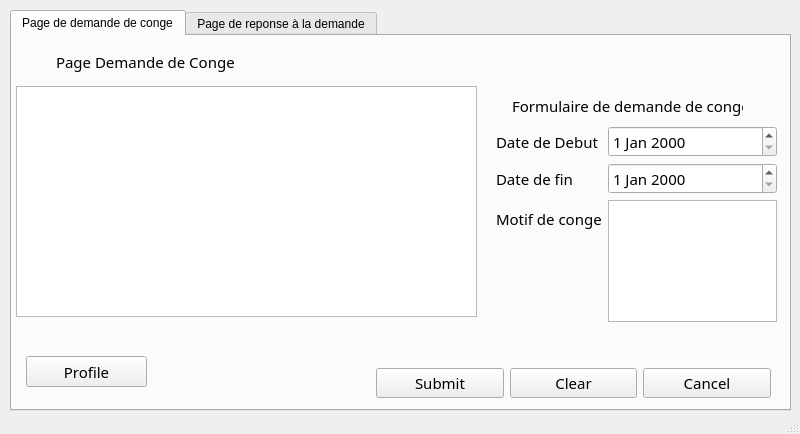
Old version of the form employeui.ui in the repository ElHadjiOumar/GestionConge.
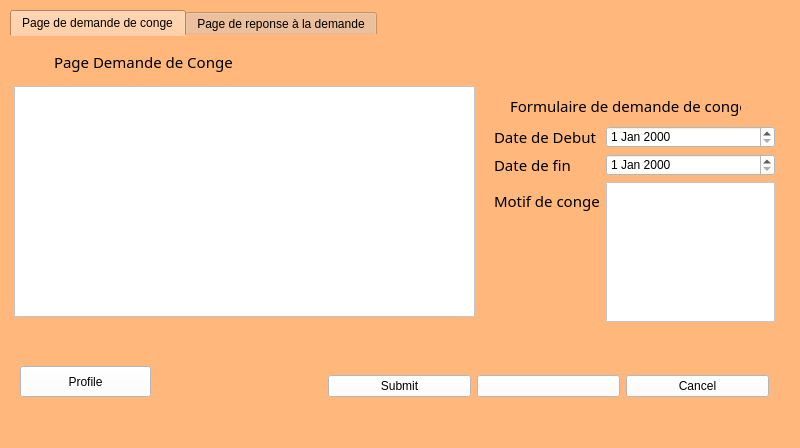
New version of the form. Icons and pictures are not drawn.

Diff of the .ui file:
```diff
--- a/employeui.ui
+++ b/employeui.ui
@@ -7,12 +7,15 @@
     <x>0</x>
     <y>0</y>
     <width>800</width>
-    <height>434</height>
+    <height>448</height>
    </rect>
   </property>
   <property name="windowTitle">
    <string>MainWindow</string>
   </property>
+  <property name="styleSheet">
+   <string notr="true">background-color: rgb(255, 183, 124);</string>
+  </property>
   <widget class="QWidget" name="centralwidget">
    <widget class="QTabWidget" name="tabWidget">
     <property name="geometry">
@@ -23,6 +26,9 @@
       <height>401</height>
      </rect>
     </property>
+    <property name="styleSheet">
+     <string notr="true">border-color: rgb(255, 255, 255);</string>
+    </property>
     <property name="currentIndex">
      <number>0</number>
     </property>
@@ -58,32 +64,72 @@
      <widget class="QWidget" name="gridLayoutWidget">
       <property name="geometry">
        <rect>
-        <x>364</x>
+        <x>318</x>
         <y>320</y>
-        <width>395</width>
-        <height>54</height>
+        <width>441</width>
+        <height>60</height>
        </rect>
       </property>
       <layout class="QGridLayout" name="gridLayout">
        <item row="0" column="2">
         <widget class="QPushButton" name="pushButtonClear">
+         <property name="styleSheet">
+          <string notr="true">background-color: rgb(255, 255, 255);</string>
+         </property>
          <property name="text">
-          <string>Clear</string>
+          <string/>
+         </property>
+         <property name="icon">
+          <iconset resource="../images/images.qrc">
+           <normaloff>:/images (6).png</normaloff>:/images (6).png</iconset>
+         </property>
+         <property name="iconSize">
+          <size>
+           <width>100</width>
+           <height>20</height>
+          </size>
          </property>
         </widget>
        </item>
        <item row="0" column="3">
         <widget class="QPushButton" name="pushButtonCancel">
+         <property name="styleSheet">
+          <string notr="true">background-color: rgb(255, 255, 255);</string>
+         </property>
          <property name="text">
           <string>Cancel</string>
          </property>
+         <property name="icon">
+          <iconset resource="../images/images.qrc">
+           <normaloff>:/download (1).png</normaloff>:/download (1).png</iconset>
+         </property>
+         <property name="iconSize">
+          <size>
+           <width>20</width>
+           <height>20</height>
+          </size>
+         </property>
         </widget>
        </item>
        <item row="0" column="1">
         <widget class="QPushButton" name="pushButtonSubmit">
+         <property name="styleSheet">
+          <string notr="true">
+background-color: rgb(255, 255, 255);</string>
+         </property>
          <property name="text">
           <string>Submit</string>
          </property>
+         <property name="icon">
+          <iconset resource="../images/images.qrc">
+           <normaloff>:/images.png</normaloff>:/images.png</iconset>
+         </property>
+         <property name="iconSize">
+          <size>
+           <width>20</width>
+           <height>20</height>
+          </size>
+         </property>
         </widget>
        </item>
       </layout>
@@ -106,7 +152,12 @@
         </widget>
        </item>
        <item row="0" column="1">
-        <widget class="QDateEdit" name="dateEditDebut"/>
+        <widget class="QDateEdit" name="dateEditDebut">
+         <property name="styleSheet">
+          <string notr="true">
+background-color: rgb(255, 255, 255);</string>
+         </property>
+        </widget>
        </item>
        <item row="1" column="0">
         <widget class="QLabel" name="labelDateFin">
@@ -116,7 +167,12 @@
         </widget>
        </item>
        <item row="1" column="1">
-        <widget class="QDateEdit" name="dateEditFin"/>
+        <widget class="QDateEdit" name="dateEditFin">
+         <property name="styleSheet">
+          <string notr="true">
+background-color: rgb(255, 255, 255);</string>
+         </property>
+        </widget>
        </item>
        <item row="2" column="0">
         <widget class="QLabel" name="label">
@@ -126,7 +182,11 @@
         </widget>
        </item>
        <item row="2" column="1">
-        <widget class="QPlainTextEdit" name="plainTextEdit"/>
+        <widget class="QPlainTextEdit" name="plainTextEdit">
+         <property name="styleSheet">
+          <string notr="true">background-color: rgb(255, 255, 255)</string>
+         </property>
+        </widget>
        </item>
        <item row="3" column="0">
         <widget class="QLabel" name="labelPassword">
@@ -140,15 +200,28 @@
      <widget class="QPushButton" name="pushButtonProfil">
       <property name="geometry">
        <rect>
-        <x>14</x>
-        <y>320</y>
-        <width>121</width>
+        <x>10</x>
+        <y>330</y>
+        <width>131</width>
         <height>31</height>
        </rect>
       </property>
+      <property name="styleSheet">
+       <string notr="true">background-color: rgb(255, 255, 255);</string>
+      </property>
       <property name="text">
        <string>Profile</string>
       </property>
+      <property name="icon">
+       <iconset resource="../images/images.qrc">
+        <normaloff>:/images (5).png</normaloff>:/images (5).png</iconset>
+      </property>
+      <property name="iconSize">
+       <size>
+        <width>204</width>
+        <height>20</height>
+       </size>
+      </property>
      </widget>
      <widget class="QTableView" name="tableViewUsers">
       <property name="geometry">
@@ -159,6 +232,9 @@
         <height>231</height>
        </rect>
       </property>
+      <property name="styleSheet">
+       <string notr="true">background-color: rgb(255, 255, 255);</string>
+      </property>
       <property name="sizeAdjustPolicy">
        <enum>QAbstractScrollArea::AdjustIgnored</enum>
       </property>
```
Left out of the diff: 57 changed lines with no effect on the pictures.
